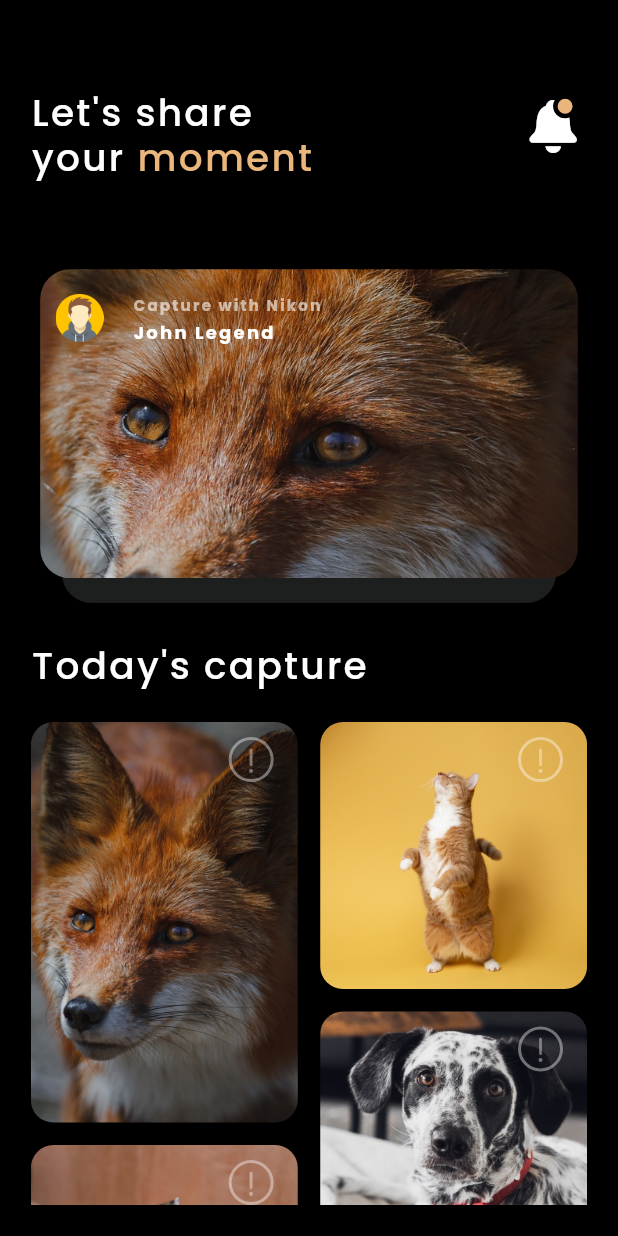
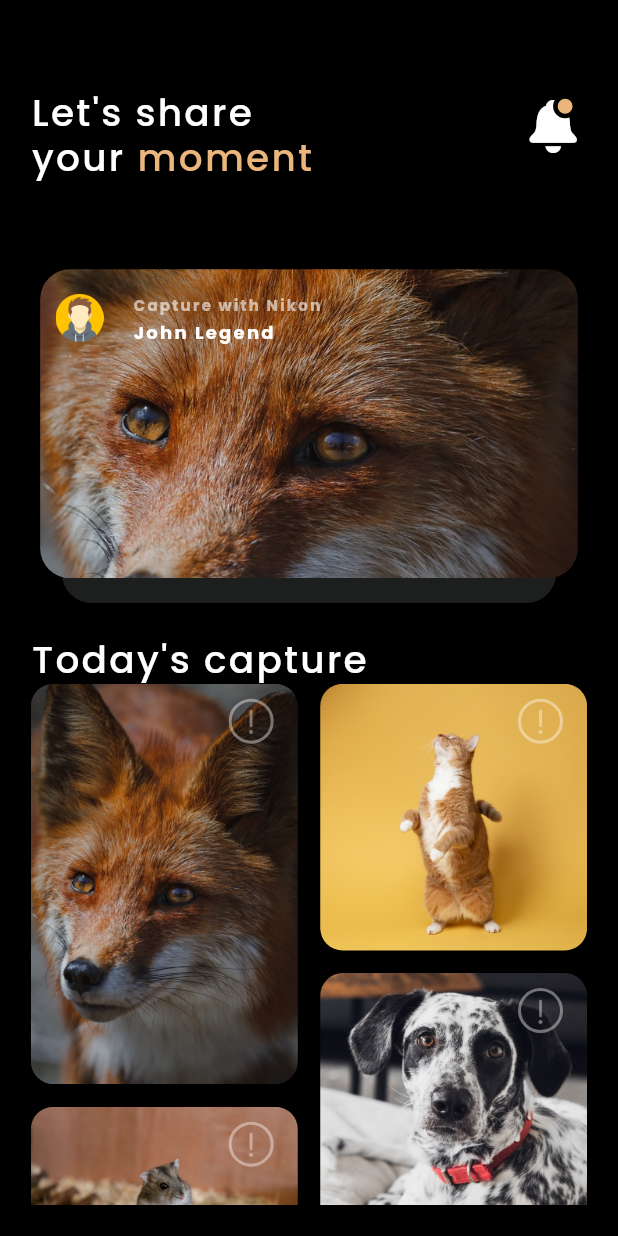
Before and after one commit to aayman97/photo_gallery1_using_flutter, a Flutter app: the HomeScreen screen opened directly, on a phone screen of 412 x 824 dp. Run offline on Flutter 3.47's test engine with Material 2 defaults, Android fonts, the light colour scheme and no system bars; our stand-ins replace google_fonts; missing offline and left inert: masonry_grid.

Commit message:
Removed some margins

```diff
--- a/lib/screens/homescreen.dart
+++ b/lib/screens/homescreen.dart
@@ -160,7 +160,7 @@ class _HomeScreenState extends State<HomeScreen> {
                 ),
               ),
               Container(
-                margin: EdgeInsets.only(top : height*0.025,bottom: height*0.025),
+                margin: EdgeInsets.only(top : height*0.025,bottom: height*0),
                 child: Row(
                   children: [
                     Text("Today"+"\'s capture", style:GoogleFonts.poppins(
@@ -169,7 +169,7 @@ class _HomeScreenState extends State<HomeScreen> {
                                                             fontWeight: FontWeight.w500,
                                                             fontSize: 25,
                                                             letterSpacing: 1.5,
-                                                            height: 1.2)) ,),
+                                                            height: 1)) ,),
                   ],
                 ),
               ),
```
